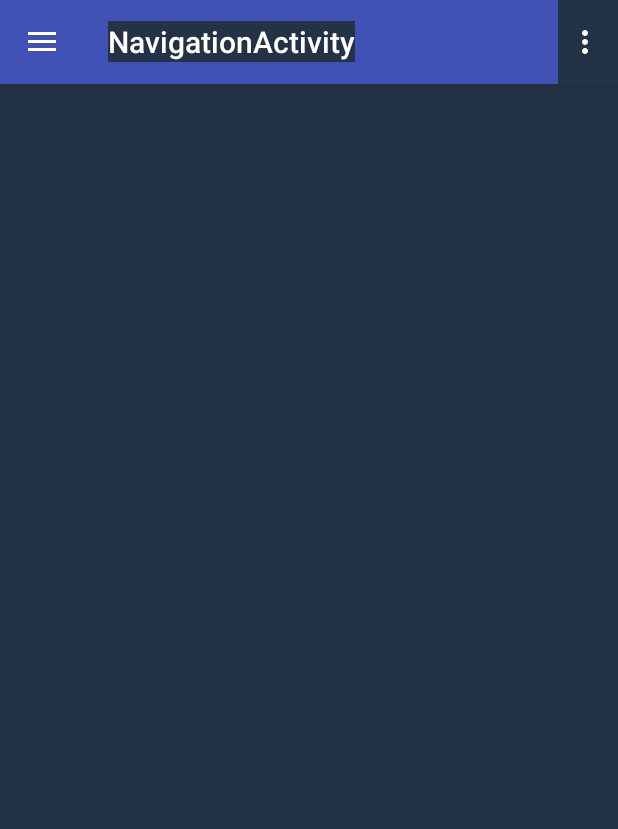
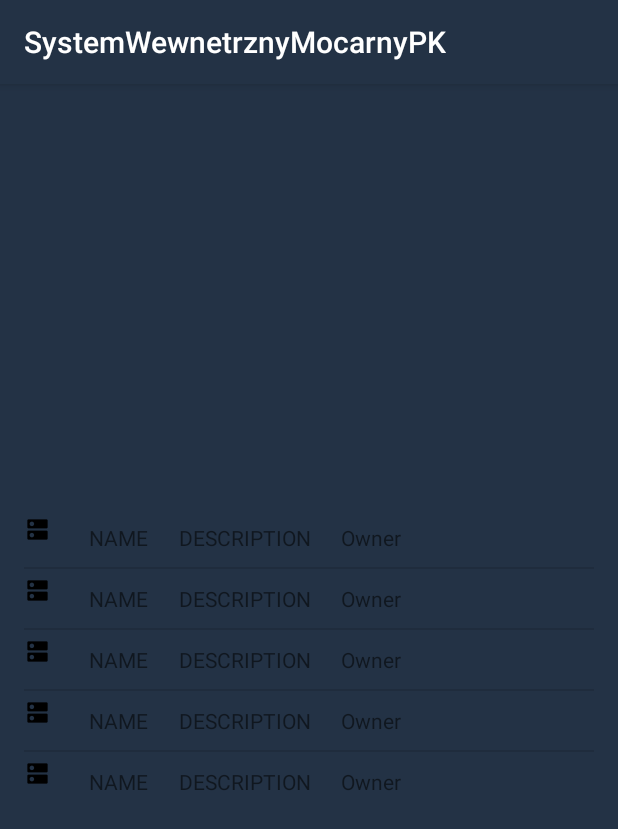
Before and after one commit to Openroads/androidMocarnyPK, an Android app: the NavigationActivity screen opened directly, with no data from a screen before it, in the side drawer, after a tap on "Rezerwacja sali", on a phone screen of 412 x 824 dp. Shown: the top 829 px of the screen. Run offline under Robolectric (Android 15) with nearby library versions, the phone set to English and light mode, and no system bars.

Commit message:
ListView  z rezerwacja sali

```diff
--- a/app/src/main/AndroidManifest.xml
+++ b/app/src/main/AndroidManifest.xml
@@ -24,15 +24,13 @@
         <activity
             android:name=".LoginActivity"
             android:label="@string/title_activity_login" />
-
         <activity
             android:name=".NavigationActivity"
             android:label="@string/title_activity_navigation"
             android:theme="@style/AppTheme.NoActionBar" />
-
         <activity android:name=".Calendar" />
-        <activity android:name=".Parking"></activity>
-
+        <activity android:name=".Parking" />
+        <activity android:name=".BookRoom"></activity>
     </application>
 
 </manifest>
--- /dev/null
+++ b/app/src/main/java/daren/systemwewnetrznymocarnypk/BookRoom.java
@@ -0,0 +1,35 @@
+package daren.systemwewnetrznymocarnypk;
+
+import android.support.v7.app.AppCompatActivity;
+import android.os.Bundle;
+import android.widget.ArrayAdapter;
+import android.widget.ListView;
+
+import java.util.ArrayList;
+import java.util.Arrays;
+
+public class BookRoom extends AppCompatActivity {
+
+    private ListView list ;
+    private RoomAdapter adapter ;
+
+    @Override
+    protected void onCreate(Bundle savedInstanceState) {
+        super.onCreate(savedInstanceState);
+        setContentView(R.layout.activity_book_room);
+
+        list = (ListView) findViewById(R.id.listView);
+
+        RowRoom room[] = new RowRoom[]{new RowRoom("NAME","DESCRIPTION","Owner"),
+                new RowRoom("NAME","DESCRIPTION","Owner"),
+                new RowRoom("NAME","DESCRIPTION","Owner"),
+                new RowRoom("NAME","DESCRIPTION","Owner"),
+                new RowRoom("NAME","DESCRIPTION","Owner")};
+
+
+
+        adapter = new RoomAdapter(this, R.layout.row_list, room);
+
+        list.setAdapter(adapter);
+    }
+}
--- a/app/src/main/java/daren/systemwewnetrznymocarnypk/NavigationActivity.java
+++ b/app/src/main/java/daren/systemwewnetrznymocarnypk/NavigationActivity.java
@@ -64,7 +64,8 @@ public class NavigationActivity extends AppCompatActivity
             return true;
         }else if (id == R.id.action_logout)
         {
-
+            Intent intent = new Intent(NavigationActivity.this,MainActivity.class);
+            startActivity(intent);
         }
 
         return super.onOptionsItemSelected(item);
@@ -82,7 +83,11 @@ public class NavigationActivity extends AppCompatActivity
             // Handle the camera action
         } else if (id == R.id.nav_projekt) {
 
-        } else if (id == R.id.nav_parking) {
+        }else if (id == R.id.nav_sala_rezerwacja) {
+            Intent intent = new Intent(NavigationActivity.this,BookRoom.class);
+            startActivity(intent);
+
+        }else if (id == R.id.nav_parking) {
             Intent intent = new Intent(NavigationActivity.this,Parking.class);
             startActivity(intent);
         } else if (id == R.id.nav_benefit) {
--- /dev/null
+++ b/app/src/main/java/daren/systemwewnetrznymocarnypk/RoomAdapter.java
@@ -0,0 +1,64 @@
+package daren.systemwewnetrznymocarnypk;
+
+import android.app.Activity;
+import android.content.Context;
+import android.view.LayoutInflater;
+import android.view.View;
+import android.view.ViewGroup;
+import android.widget.ArrayAdapter;
+import android.widget.Button;
+import android.widget.ImageView;
+import android.widget.TextView;
+
+/**
+ * Created by daren on 04.06.16.
+ */
+public class RoomAdapter extends ArrayAdapter<RowRoom> {
+
+    Context context;
+    int layoutResourceId;
+    RowRoom data[] = null;
+
+    public RoomAdapter(Context context, int layoutResourceId, RowRoom[] data) {
+        super(context, layoutResourceId,data);
+        this.layoutResourceId = layoutResourceId;
+        this.context = context;
+        this.data = data;
+    }
+    @Override
+    public View getView(int position, View convertView, ViewGroup parent) {
+        View row = convertView;
+        RowBeanHolder holder = null;
+
+        if(row == null)
+        {
+            LayoutInflater inflater = ((Activity)context).getLayoutInflater();
+            row = inflater.inflate(layoutResourceId, parent, false);
+
+            holder = new RowBeanHolder();
+            holder.txtTitle = (TextView)row.findViewById(R.id.txtTitle);
+            holder.txtDescription = (TextView)row.findViewById(R.id.txtDescription);
+            holder.txtOwner = (TextView)row.findViewById(R.id.txtOwner);
+
+            row.setTag(holder);
+        }
+        else
+        {
+            holder = (RowBeanHolder)row.getTag();
+        }
+
+        RowRoom object = data[position];
+        holder.txtTitle.setText(object.name);
+        holder.txtDescription.setText(object.description);
+        holder.txtOwner.setText(object.owner);
+
+        return row;
+    }
+
+    static class RowBeanHolder
+    {
+        TextView txtTitle;
+        TextView txtDescription;
+        TextView txtOwner;
+    }
+}
--- /dev/null
+++ b/app/src/main/java/daren/systemwewnetrznymocarnypk/RowRoom.java
@@ -0,0 +1,17 @@
+package daren.systemwewnetrznymocarnypk;
+
+/**
+ * Created by daren on 04.06.16.
+ */
+public class RowRoom {
+
+    String name;
+    String description;
+    String owner;
+
+    public RowRoom(String name,String description,String owner) {
+        this.name = name;
+        this.description=description;
+        this.owner=owner;
+    }
+}
--- /dev/null
+++ b/app/src/main/res/layout/activity_book_room.xml
@@ -0,0 +1,19 @@
+<?xml version="1.0" encoding="utf-8"?>
+<RelativeLayout xmlns:android="http://schemas.android.com/apk/res/android"
+    xmlns:tools="http://schemas.android.com/tools"
+    android:layout_width="match_parent"
+    android:layout_height="match_parent"
+    android:paddingBottom="@dimen/activity_vertical_margin"
+    android:paddingLeft="@dimen/activity_horizontal_margin"
+    android:paddingRight="@dimen/activity_horizontal_margin"
+    android:paddingTop="@dimen/activity_vertical_margin"
+    tools:context="daren.systemwewnetrznymocarnypk.BookRoom">
+
+    <ListView
+        android:layout_width="wrap_content"
+        android:layout_height="wrap_content"
+        android:id="@+id/listView"
+        android:layout_centerVertical="true"
+        android:layout_alignParentStart="true"
+        />
+</RelativeLayout>
--- /dev/null
+++ b/app/src/main/res/layout/row_list.xml
@@ -0,0 +1,40 @@
+<?xml version="1.0" encoding="utf-8"?>
+
+<LinearLayout xmlns:android="http://schemas.android.com/apk/res/android"
+    android:layout_marginLeft="5dp"
+    android:layout_marginRight="5dp"
+    android:layout_width="match_parent"
+    android:layout_height="match_parent" >
+
+    <ImageView android:id="@+id/imgIcon"
+        android:layout_width="wrap_content"
+        android:layout_height="wrap_content"
+        android:gravity="center_vertical"
+        android:src="@drawable/ic_book_room"
+        android:layout_marginRight="15dp"
+        android:layout_marginTop="5dp"
+        android:layout_marginBottom="5dp" />
+
+    <TextView android:id="@+id/txtTitle"
+        android:layout_width="wrap_content"
+        android:layout_height="wrap_content"
+        android:padding="10dp"
+        />
+
+    <TextView android:id="@+id/txtDescription"
+        android:layout_width="wrap_content"
+        android:layout_height="wrap_content"
+        android:padding="10dp"/>
+
+    <TextView android:id="@+id/txtOwner"
+        android:layout_width="wrap_content"
+        android:layout_height="wrap_content"
+        android:padding="10dp"
+         />
+    <!--<Button
+        android:background="#2B6C82"
+        android:layout_width="wrap_content"
+        android:layout_height="wrap_content"
+        android:text="@string/book"/> -->
+
+</LinearLayout>
--- a/app/src/main/res/menu/activity_navigation_drawer.xml
+++ b/app/src/main/res/menu/activity_navigation_drawer.xml
@@ -8,6 +8,7 @@
             android:title="@string/kalendarz" />
         <item
             android:id="@+id/nav_sala_rezerwacja"
+            android:icon="@drawable/ic_book_room"
             android:title="@string/book_room"
          />
         <item
--- a/app/src/main/res/values/strings.xml
+++ b/app/src/main/res/values/strings.xml
@@ -28,4 +28,5 @@
     <string name="projekt">Projekt</string>
     <string name="log_out">Log out</string>
     <string name="book_room">Rezerwacja sali</string>
+    <string name="book">Zarezerwuj</string>
 </resources>
```
Also changed, not shown: app/src/main/res/drawable-hdpi/ic_book_room.png (added), app/src/main/res/drawable-mdpi/ic_book_room.png (added), app/src/main/res/drawable-xhdpi/ic_book_room.png (added), app/src/main/res/drawable-xxhdpi/ic_book_room.png (added), app/src/main/res/drawable-xxxhdpi/ic_book_room.png (added).
